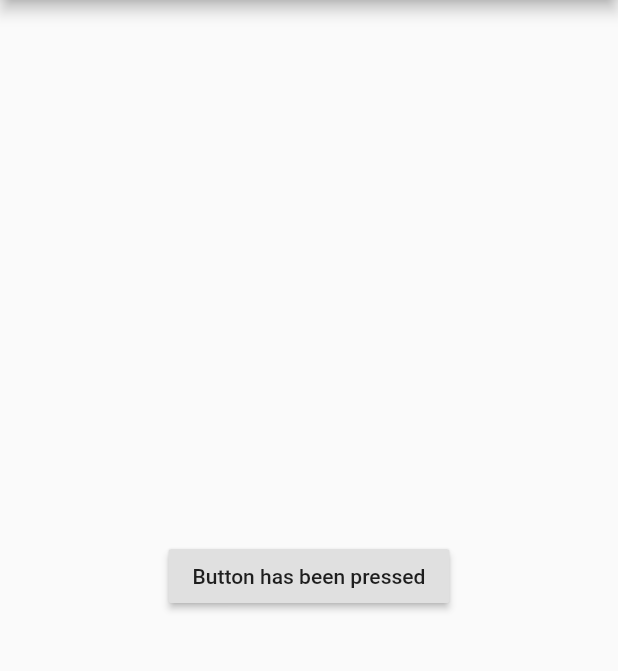
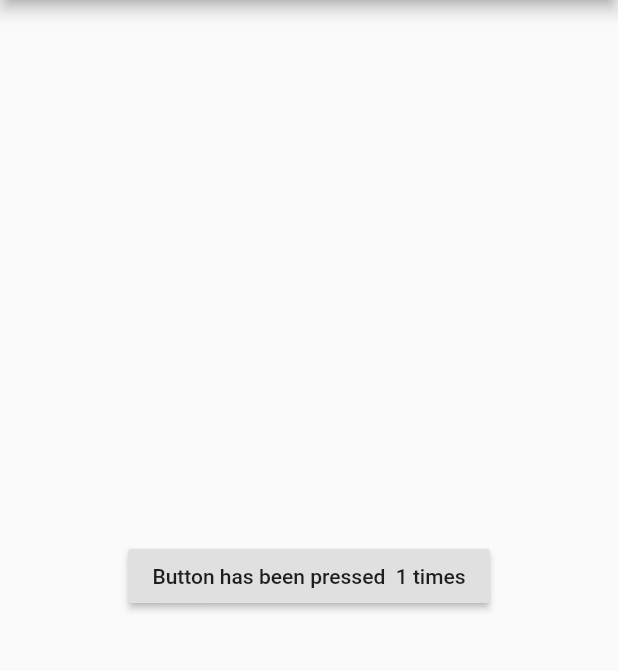
Before and after one commit to anuviswan/LearningPoint, a Flutter app: the screen it shows after launch, after a tap on "Press this button", on a phone screen of 412 x 824 dp, the part 84-755 px from its top. Run offline on Flutter 3.47's test engine with Material 2 defaults, Android fonts, the phone set to English and light mode, and no system bars.

Commit message:
Updated Stateful example with Click Count

```diff
--- a/Flutter/stateful_example/lib/main.dart
+++ b/Flutter/stateful_example/lib/main.dart
@@ -8,18 +8,22 @@ class myStatefulApplication extends StatefulWidget {
 }
 
 class _myStatefulApplicationState extends State<myStatefulApplication> {
+  int count = 0;
   String titleText = '';
 
   @override
   void initState() {
     // TODO: implement initState
     titleText = 'Press this button';
+
     super.initState();
   }
 
   void OnPressMethod(){
     setState(() {
-      titleText = 'Button has been pressed';
+      count= count + 1;
+      titleText = 'Button has been pressed  $count times';
+
     });
   }
 
```
